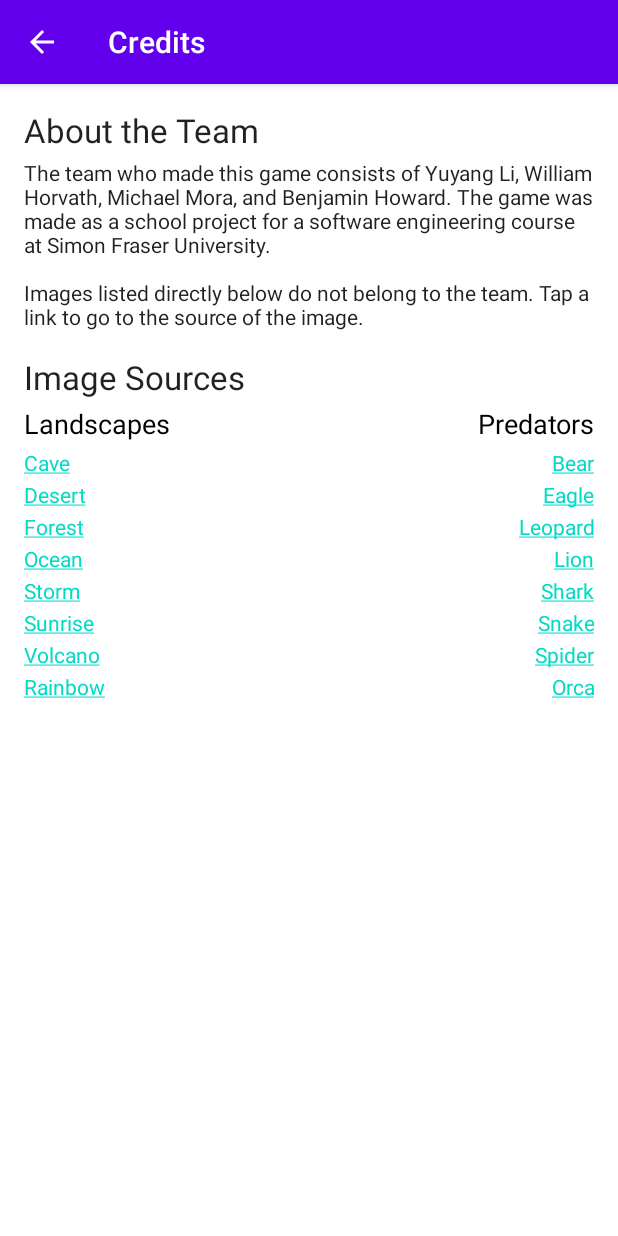
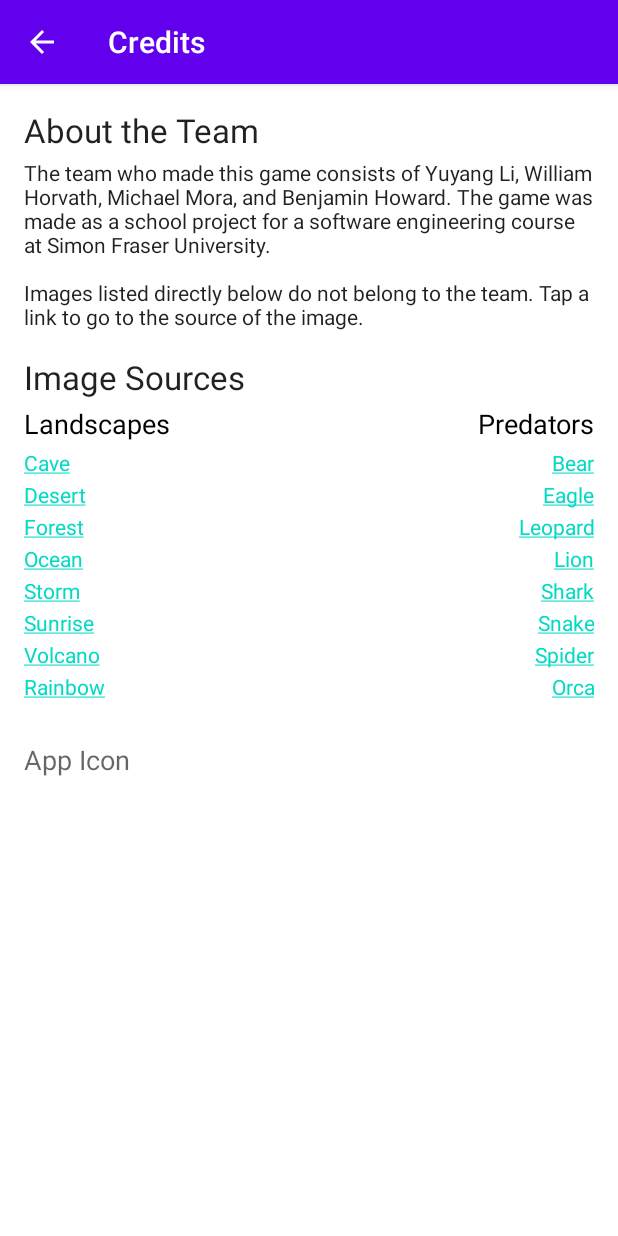
Before and after one commit to bhoward27/276-prj, an Android app: the CreditsActivity screen opened directly, with no data from a screen before it, on a phone screen of 412 x 824 dp. Run offline under Robolectric (Android 15) with nearby library versions, the phone set to English and light mode, and no system bars.

Commit message:
Attempt to add Link to app icon

```diff
--- a/app/src/main/java/ca/cmpt276/prj/ui/CreditsActivity.java
+++ b/app/src/main/java/ca/cmpt276/prj/ui/CreditsActivity.java
@@ -44,10 +44,12 @@ public class CreditsActivity extends AppCompatActivity {
         TextView spiderLink = (TextView) findViewById(R.id.textViewSpiderSource);
         TextView orcaLink = (TextView) findViewById(R.id.textViewOrcaSource);
 
+        TextView appIconLink = (TextView) findViewById(R.id.textViewAppIconSource);
+
         TextView links[] = { caveLink, desertLink, forestLink, oceanLink,
                 stormLink, sunriseLink, volcanoLink, rainbowLink,
                 bearLink, eagleLink, leopardLink, lionLink,
-                sharkLink, snakeLink, spiderLink, orcaLink };
+                sharkLink, snakeLink, spiderLink, orcaLink, appIconLink };
 
         //  The code below is adapted from:
         //  https://stackoverflow.com/questions/2734270/how-to-make-links-in-a-textview-clickable
--- a/app/src/main/res/layout/activity_credits.xml
+++ b/app/src/main/res/layout/activity_credits.xml
@@ -272,4 +272,16 @@
         app:layout_constraintEnd_toEndOf="parent"
         app:layout_constraintStart_toEndOf="@+id/textViewRainbowSource"
         app:layout_constraintTop_toBottomOf="@+id/textViewSpiderSource" />
+
+    <TextView
+        android:id="@+id/textViewAppIconSource"
+        android:layout_width="0dp"
+        android:layout_height="wrap_content"
+        android:layout_marginStart="16dp"
+        android:layout_marginTop="228dp"
+        android:text="@string/txt_credits_app_icon"
+        android:textAppearance="@style/TextAppearance.AppCompat.Medium"
+        app:layout_constraintStart_toStartOf="parent"
+        app:layout_constraintTop_toBottomOf="@+id/textViewHeadingImageSources" />
+
 </androidx.constraintlayout.widget.ConstraintLayout>
--- a/app/src/main/res/values/strings.xml
+++ b/app/src/main/res/values/strings.xml
@@ -49,6 +49,7 @@
     <string name="txt_third_rank">rd:\u0020</string>
     <string name="txt_below_top_three_rank">th:\u0020</string>
     <string name="txt_player_place">\nYou earned rank %d on the leaderboard!</string>
+    <string name="txt_credits_app_icon">App Icon</string>
 
 <!--    Links to Image Sources  -->
     <string name="txt_landscape_cave_source"><a href="https://quench.me/wp-content/uploads/2017/01/chalk-in-champagne.jpg">Cave</a></string>
@@ -67,6 +68,7 @@
     <string name="txt_predator_snake_source"><a href="https://www.ogdoo.gr/media/k2/items/cache/35c71a0669ce4fc7ae0b49e6dea2c8ac_L.jpg">Snake</a></string>
     <string name="txt_predator_spider_source"><a href="https://2.bp.blogspot.com/-ITIGEfh8Kp8/WcSnZLIpHhI/AAAAAAAAl9I/v7Or93zpixwQ_vziY4ZNp4SW93SCrn1_QCLcBGAs/s1600/pensthorpe21-09-003.jpg">Spider</a></string>
     <string name="txt_predator_orca_source"><a href="https://i.pinimg.com/originals/96/67/40/966740a739e3638b21b2fad92198c4e4.jpg">Orca</a></string>
+    <string name="app_icon_source"><a href="https://www.easyicon.net/language.en/1161600-Magnifying_Glass_icon.html">AppIcon</a></string>
     <!--    END of links to image sources.  -->
 
     <string name="txt_heading_about_the_team">About the Team</string>
```
Also changed, not shown: 1 other file.
